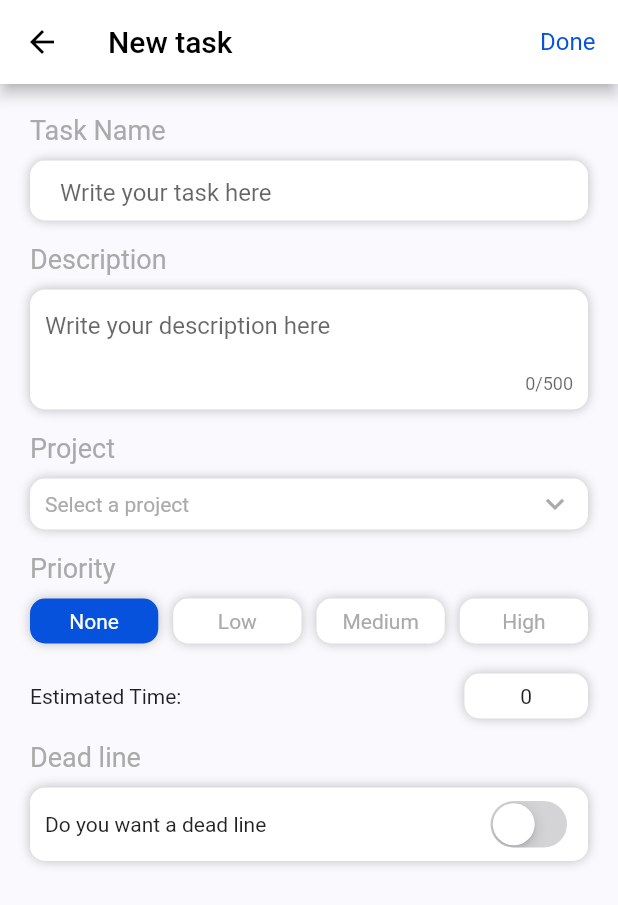
After one commit to anthoninCL/Flutter-III-myCompany, a Flutter app: the TasksScreen screen opened by its route, after a tap on the "add" icon, on a phone screen of 412 x 824 dp. The commit adds this screen. Shown: the top 905 px of the screen. Run offline on Flutter 3.47's test engine with Material 2 defaults, Android fonts, the phone set to English and light mode, and no system bars; our stand-ins replace equatable, flutter_datetime_picker; missing offline and left inert: flutter_picker.

Commit message:
feat: WIP add front part of creating a task

```diff
--- a/mycompany/lib/src/config/routes/app_routes.dart
+++ b/mycompany/lib/src/config/routes/app_routes.dart
@@ -2,6 +2,7 @@ import 'package:flutter/material.dart';
 import 'package:mycompany/src/presentation/screens/home_screen.dart';
 import 'package:mycompany/src/presentation/screens/meetings_screen.dart';
 import 'package:mycompany/src/presentation/screens/navigation_screen.dart';
+import 'package:mycompany/src/presentation/screens/new_task.dart';
 import 'package:mycompany/src/presentation/screens/profile_screen.dart';
 import 'package:mycompany/src/presentation/screens/tasks_screen.dart';
 
@@ -18,6 +19,8 @@ class AppRoutes {
         return _materialRoute(const MeetingsScreen());
       case '/profile':
         return _materialRoute(const ProfileScreen());
+      case '/newTask':
+        return _materialRoute(const NewTask());
       default:
         return _materialRoute(const NavigationScreen());
     }
--- /dev/null
+++ b/mycompany/lib/src/presentation/screens/new_task.dart
@@ -0,0 +1,454 @@
+import 'package:flutter/cupertino.dart';
+import 'package:flutter/material.dart';
+import 'package:flutter_datetime_picker/flutter_datetime_picker.dart';
+import 'package:flutter_picker/flutter_picker.dart';
+import 'package:intl/intl.dart';
+import 'package:mycompany/src/config/themes/app_colors.dart';
+import 'package:mycompany/src/presentation/widgets/classic_text_input.dart';
+
+class NewTask extends StatefulWidget {
+  const NewTask({Key? key}) : super(key: key);
+
+  @override
+  _NewTaskState createState() => _NewTaskState();
+}
+
+class _NewTaskState extends State<NewTask> {
+  late TextEditingController _taskNameController;
+  late TextEditingController _taskDescriptionController;
+  late TextEditingController _taskEstimatedTimeController;
+
+  final GlobalKey<ScaffoldState> _scaffoldKey = GlobalKey<ScaffoldState>();
+
+  String projectSelected = "";
+
+  bool isNone = true;
+  bool isLow = false;
+  bool isMedium = false;
+  bool isHigh = false;
+
+  int estimatedTime = 0;
+
+  bool isDeadLine = false;
+  DateTime deadline = DateTime.now();
+
+  void selectPriority(String label) {
+    switch (label) {
+      case "None":
+        setState(() {
+          isNone = true;
+          isLow = false;
+          isMedium = false;
+          isHigh = false;
+        });
+        break;
+      case "Low":
+        setState(() {
+          isNone = false;
+          isLow = true;
+          isMedium = false;
+          isHigh = false;
+        });
+        break;
+      case "Medium":
+        setState(() {
+          isNone = false;
+          isLow = false;
+          isMedium = true;
+          isHigh = false;
+        });
+        break;
+      case "High":
+        setState(() {
+          isNone = false;
+          isLow = false;
+          isMedium = false;
+          isHigh = true;
+        });
+        break;
+      default:
+        setState(() {
+          isNone = true;
+          isLow = false;
+          isMedium = false;
+          isHigh = false;
+        });
+        break;
+    }
+  }
+
+  bool getPriority(String label) {
+    switch (label) {
+      case "None":
+        return isNone;
+      case "Low":
+        return isLow;
+      case "Medium":
+        return isMedium;
+      case "High":
+        return isHigh;
+      default:
+        return isNone;
+    }
+  }
+
+  showProjectPickerModal(BuildContext context) async {
+    await Picker(
+        adapter: PickerDataAdapter(data: [
+          PickerItem(text: Text("Project 1"), value: "Project 1"),
+          PickerItem(text: Text("Project 2"), value: "Project 2"),
+          PickerItem(text: Text("Project 3"), value: "Project 3"),
+        ]),
+        changeToFirst: false,
+        hideHeader: false,
+        onConfirm: (picker, value) {
+          setState(() {
+            projectSelected =
+                picker.adapter.text.replaceAll(RegExp(r'[^\w\s]+'), '');
+          });
+        }).showModal(this.context);
+  }
+
+  showEstimatedTimePickerModal(BuildContext context) async {
+    await Picker(
+        adapter: PickerDataAdapter(data: [
+          PickerItem(text: Text("5 minutes"), value: "5"),
+          PickerItem(text: Text("10 minutes"), value: "10"),
+          PickerItem(text: Text("15 minutes"), value: "15"),
+          PickerItem(text: Text("30 minutes"), value: "30"),
+          PickerItem(text: Text("45 minutes"), value: "45"),
+          PickerItem(text: Text("1 heure"), value: "60"),
+        ]),
+        changeToFirst: false,
+        hideHeader: false,
+        onConfirm: (picker, value) {
+          setState(() {
+            estimatedTime = int.parse(
+                picker.adapter.text.replaceAll(RegExp(r'[^\w\s]+'), ''));
+          });
+        }).showModal(this.context);
+  }
+
+  @override
+  void initState() {
+    super.initState();
+    _taskNameController = TextEditingController();
+    _taskDescriptionController = TextEditingController();
+    _taskEstimatedTimeController = TextEditingController();
+  }
+
+  @override
+  void dispose() {
+    _taskNameController.dispose();
+    _taskDescriptionController.dispose();
+    _taskEstimatedTimeController.dispose();
+    super.dispose();
+  }
+
+  @override
+  Widget build(BuildContext context) {
+    return Scaffold(
+      key: _scaffoldKey,
+      appBar: AppBar(title: const Text("New task"), actions: [
+        GestureDetector(
+          onTap: () {
+            showDialog(
+              context: context,
+              builder: (context) {
+                return AlertDialog(
+                  // Retrieve the text the that user has entered by using the
+                  // TextEditingController.
+                  content: Text(_taskNameController.text),
+                );
+              },
+            );
+          },
+          child: const Padding(
+            padding: EdgeInsets.only(right: 15),
+            child: Center(
+              child: Text(
+                "Done",
+                style: TextStyle(fontSize: 16, color: AppColors.primary),
+              ),
+            ),
+          ),
+        ),
+      ]),
+      body: SingleChildScrollView(
+        padding: const EdgeInsets.symmetric(horizontal: 20, vertical: 20),
+        child: Column(
+          crossAxisAlignment: CrossAxisAlignment.start,
+          children: [
+            _buildHeaderText("Task Name"),
+            ClassicTextInput(
+                controller: _taskNameController,
+                placeholder: "Write your task here"),
+            const SizedBox(
+              height: 15,
+            ),
+            _buildHeaderText("Description"),
+            _buildDescriptionInput(),
+            const SizedBox(
+              height: 15,
+            ),
+            _buildHeaderText("Project"),
+            _buildProjectPicker(),
+            const SizedBox(
+              height: 15,
+            ),
+            _buildHeaderText("Priority"),
+            _buildPriorityPicker(),
+            const SizedBox(
+              height: 20,
+            ),
+            _buildEstimatedTime(),
+            const SizedBox(
+              height: 15,
+            ),
+            _buildHeaderText("Dead line"),
+            _buildDeadLine(),
+          ],
+        ),
+      ),
+    );
+  }
+
+  Widget _buildHeaderText(String label) {
+    return Column(
+      children: [
+        Text(
+          label,
+          style: const TextStyle(fontSize: 18, color: AppColors.grey),
+        ),
+        const SizedBox(
+          height: 10,
+        ),
+      ],
+    );
+  }
+
+  Widget _buildDescriptionInput() {
+    return Container(
+      padding: const EdgeInsets.only(left: 10, right: 10, bottom: 10),
+      decoration: BoxDecoration(
+        color: Colors.white,
+        borderRadius: BorderRadius.circular(10),
+        boxShadow: [
+          BoxShadow(
+            color: Colors.black.withOpacity(0.25),
+            blurRadius: 6,
+            offset: const Offset(0, 0),
+          ),
+        ],
+      ),
+      child: TextField(
+        controller: _taskDescriptionController,
+        keyboardType: TextInputType.multiline,
+        textInputAction: TextInputAction.go,
+        maxLines: null,
+        decoration: const InputDecoration(
+          border: InputBorder.none,
+          hintText: "Write your description here",
+        ),
+        maxLength: 500,
+      ),
+    );
+  }
+
+  Widget _buildProjectPicker() {
+    return GestureDetector(
+      onTap: () {
+        showProjectPickerModal(context);
+      },
+      child: Container(
+        padding: const EdgeInsets.symmetric(horizontal: 10, vertical: 5),
+        decoration: BoxDecoration(
+          color: Colors.white,
+          borderRadius: BorderRadius.circular(10),
+          boxShadow: [
+            BoxShadow(
+              color: Colors.black.withOpacity(0.25),
+              blurRadius: 6,
+              offset: const Offset(0, 0),
+            ),
+          ],
+        ),
+        child: Row(
+          mainAxisAlignment: MainAxisAlignment.spaceBetween,
+          children: [
+            Text(
+              projectSelected.isNotEmpty ? projectSelected : "Select a project",
+              style: TextStyle(
+                  fontSize: 14,
+                  color: projectSelected.isNotEmpty
+                      ? Colors.black
+                      : AppColors.grey),
+            ),
+            const Icon(
+              Icons.keyboard_arrow_down,
+              color: AppColors.grey,
+            )
+          ],
+        ),
+      ),
+    );
+  }
+
+  Widget _buildPriorityPicker() {
+    return Row(
+      mainAxisAlignment: MainAxisAlignment.spaceBetween,
+      children: [
+        _buildPriorityPickerItem("None"),
+        _buildPriorityPickerItem("Low"),
+        _buildPriorityPickerItem("Medium"),
+        _buildPriorityPickerItem("High"),
+      ],
+    );
+  }
+
+  Widget _buildPriorityPickerItem(String label) {
+    return GestureDetector(
+      onTap: () {
+        selectPriority(label);
+      },
+      child: Container(
+        width: (MediaQuery.of(context).size.width - 70) / 4,
+        height: 30,
+        decoration: BoxDecoration(
+          color: getPriority(label) ? AppColors.primary : Colors.white,
+          borderRadius: BorderRadius.circular(10),
+          boxShadow: [
+            BoxShadow(
+              color: Colors.black.withOpacity(0.25),
+              blurRadius: 6,
+              offset: const Offset(0, 0),
+            ),
+          ],
+        ),
+        child: Center(
+            child: Text(
+          label,
+          style: TextStyle(
+              fontSize: 14,
+              color: getPriority(label) ? Colors.white : AppColors.grey),
+        )),
+      ),
+    );
+  }
+
+  Widget _buildEstimatedTime() {
+    return Row(
+      mainAxisAlignment: MainAxisAlignment.spaceBetween,
+      children: [
+        const Text(
+          "Estimated Time:",
+          style: TextStyle(fontSize: 14),
+        ),
+        GestureDetector(
+          onTap: () {
+            showEstimatedTimePickerModal(context);
+          },
+          child: Container(
+            width: MediaQuery.of(context).size.width / 5,
+            height: 30,
+            decoration: BoxDecoration(
+              color: Colors.white,
+              borderRadius: BorderRadius.circular(10),
+              boxShadow: [
+                BoxShadow(
+                  color: Colors.black.withOpacity(0.25),
+                  blurRadius: 6,
+                  offset: const Offset(0, 0),
+                ),
+              ],
+            ),
+            child: Center(
+              child: Text(
+                estimatedTime.toString(),
+                style: const TextStyle(fontSize: 14),
+              ),
+            ),
+          ),
+        )
+      ],
+    );
+  }
+
+  Widget _buildDeadLine() {
+    return Container(
+      padding: const EdgeInsets.symmetric(horizontal: 10, vertical: 5),
+      decoration: BoxDecoration(
+        color: Colors.white,
+        borderRadius: BorderRadius.circular(10),
+        boxShadow: [
+          BoxShadow(
+            color: Colors.black.withOpacity(0.25),
+            blurRadius: 6,
+            offset: const Offset(0, 0),
+          ),
+        ],
+      ),
+      child: Column(
+        children: [
+          Row(
+            mainAxisAlignment: MainAxisAlignment.spaceBetween,
+            children: [
+              const Text(
+                "Do you want a dead line",
+                style: TextStyle(fontSize: 14),
+              ),
+              CupertinoSwitch(
+                activeColor: AppColors.primary,
+                value: isDeadLine,
+                onChanged: (bool value) {
+                  setState(() {
+                    isDeadLine = value;
+                  });
+                },
+              ),
+            ],
+          ),
+          AnimatedContainer(
+            duration: const Duration(milliseconds: 250),
+            height: !isDeadLine ? 0 : 40,
+            child: Row(
+              mainAxisAlignment: MainAxisAlignment.spaceBetween,
+              children: [
+                GestureDetector(
+                  onTap: () {
+                    DatePicker.showDatePicker(context,
+                        showTitleActions: true, onConfirm: (date) {
+                      setState(() {
+                        deadline = date;
+                      });
+                    }, currentTime: deadline);
+                  },
+                  child: Container(
+                    padding:
+                        const EdgeInsets.symmetric(horizontal: 20, vertical: 5),
+                    decoration: BoxDecoration(
+                      color: AppColors.primary,
+                      borderRadius: BorderRadius.circular(10),
+                      boxShadow: [
+                        BoxShadow(
+                          color: Colors.black.withOpacity(0.25),
+                          blurRadius: 6,
+                          offset: const Offset(0, 0),
+                        ),
+                      ],
+                    ),
+                    child: const Text(
+                      "Select a deadline",
+                      style: TextStyle(fontSize: 14, color: Colors.white),
+                    ),
+                  ),
+                ),
+                Text(DateFormat('EE dd MMM. yyyy').format(deadline), style: TextStyle(fontSize: 14),),
+              ],
+            ),
+          ),
+        ],
+      ),
+    );
+  }
+}
--- a/mycompany/lib/src/presentation/screens/tasks_screen.dart
+++ b/mycompany/lib/src/presentation/screens/tasks_screen.dart
@@ -1,4 +1,5 @@
 import 'package:flutter/material.dart';
+import 'package:mycompany/src/config/themes/app_colors.dart';
 
 class TasksScreen extends StatefulWidget {
   const TasksScreen({Key? key}) : super(key: key);
@@ -8,8 +9,63 @@ class TasksScreen extends StatefulWidget {
 }
 
 class _TasksScreenState extends State<TasksScreen> {
+  late TextEditingController _controller;
+
+  @override
+  void initState() {
+    super.initState();
+    _controller = TextEditingController();
+  }
+
+  @override
+  void dispose() {
+    _controller.dispose();
+    super.dispose();
+  }
+
   @override
   Widget build(BuildContext context) {
-    return Center(child: Text("Tasks Screen"),);
+    return Scaffold(
+      body: SafeArea(
+        child: SingleChildScrollView(
+          padding: const EdgeInsets.symmetric(horizontal: 20.0),
+          child: Column(
+            children: [
+              const SizedBox(height: 10),
+              _buildTextField(),
+            ],
+          ),
+        ),
+      ),
+      floatingActionButton: FloatingActionButton(
+        onPressed: () {
+          Navigator.pushNamed(context, '/newTask');
+        },
+        child: const Icon(Icons.add, size: 30),
+        backgroundColor: AppColors.primary,
+      ),
+    );
+  }
+
+  Widget _buildTextField() {
+    return Container(
+      height: 40,
+      decoration: BoxDecoration(
+        color: AppColors.greyLight,
+        borderRadius: BorderRadius.circular(10),
+      ),
+      child: TextField(
+        cursorColor: AppColors.grey,
+        controller: _controller,
+        decoration: const InputDecoration(
+          prefixIcon: Icon(
+            Icons.search,
+            color: AppColors.grey,
+          ),
+          border: InputBorder.none,
+          hintText: "Find a task",
+        ),
+      ),
+    );
   }
 }
--- /dev/null
+++ b/mycompany/lib/src/presentation/widgets/classic_text_input.dart
@@ -0,0 +1,42 @@
+import 'package:flutter/material.dart';
+import 'package:mycompany/src/config/themes/app_colors.dart';
+
+class ClassicTextInput extends StatefulWidget {
+  const ClassicTextInput({Key? key, required this.controller, this.value, required this.placeholder}) : super(key: key);
+
+  final TextEditingController controller;
+  final String? value;
+  final String placeholder;
+
+  @override
+  _ClassicTextInputState createState() => _ClassicTextInputState();
+}
+
+class _ClassicTextInputState extends State<ClassicTextInput> {
+  @override
+  Widget build(BuildContext context) {
+    return Container(
+      height: 40,
+      decoration: BoxDecoration(
+        color: Colors.white,
+        borderRadius: BorderRadius.circular(10),
+        boxShadow: [
+          BoxShadow(
+            color: Colors.black.withOpacity(0.25),
+            blurRadius: 6,
+            offset: Offset(0, 0),
+          ),
+        ],
+      ),
+      child: TextField(
+        controller: widget.controller,
+        cursorColor: AppColors.grey,
+        decoration: InputDecoration(
+          border: InputBorder.none,
+          hintText: "Write your task here",
+          contentPadding: EdgeInsets.only(left: 20, bottom: 5),
+        ),
+      ),
+    );
+  }
+}
--- a/mycompany/pubspec.yaml
+++ b/mycompany/pubspec.yaml
@@ -37,6 +37,8 @@ dependencies:
   # Use with the CupertinoIcons class for iOS style icons.
   cupertino_icons: ^1.0.2
   intl: ^0.17.0
+  flutter_picker: ^2.0.2
+  flutter_datetime_picker: ^1.5.1
 
 dev_dependencies:
   flutter_test:
```
